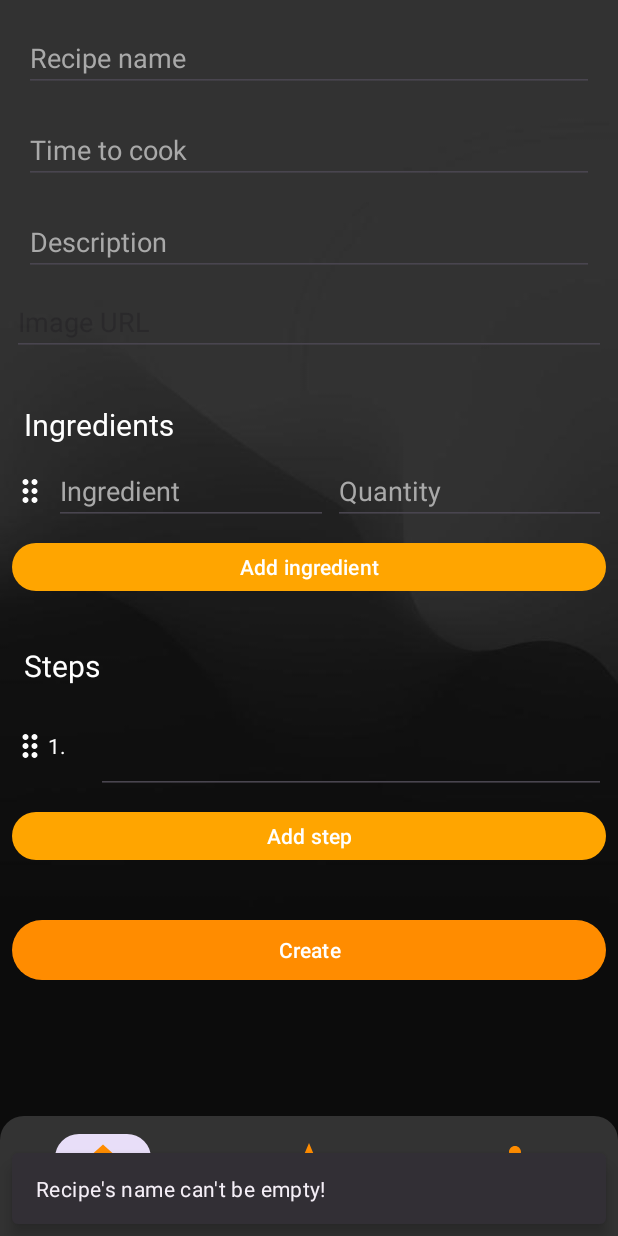
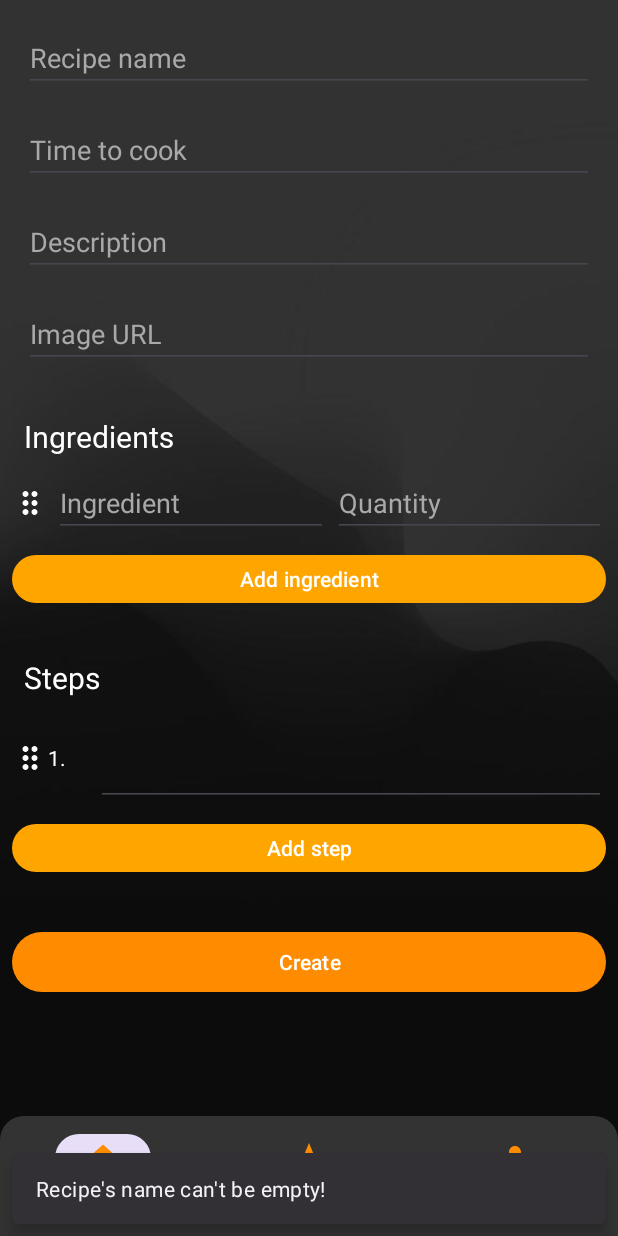
Before and after one commit to paolalenti/Book-of-recipes, an Android app: the RecipeEditorFragment screen opened through its navigation route, after a tap on "Create", on a phone screen of 412 x 824 dp. Run offline under Robolectric (Android 15) with nearby library versions, the phone set to English and light mode, and no system bars; our stand-ins replace Room's generated code, navigation-ui; pictures from the network do not load; 2 other taps on this screen came first.

Commit message:
the recipe editor's page has changed

```diff
--- a/app/src/main/res/layout/fragment_recipe_editor.xml
+++ b/app/src/main/res/layout/fragment_recipe_editor.xml
@@ -65,9 +65,11 @@
             android:id="@+id/et_recipe_image"
             android:layout_width="0dp"
             android:layout_height="wrap_content"
-            android:layout_margin="8dp"
+            android:layout_margin="16dp"
             android:ems="10"
             android:hint="@string/editor_recipe_image"
+            android:textColorHint="@color/light_grey_color"
+            android:textColor="@color/white"
             android:importantForAutofill="no"
             android:inputType="textMultiLine"
             app:layout_constraintEnd_toEndOf="parent"
```
